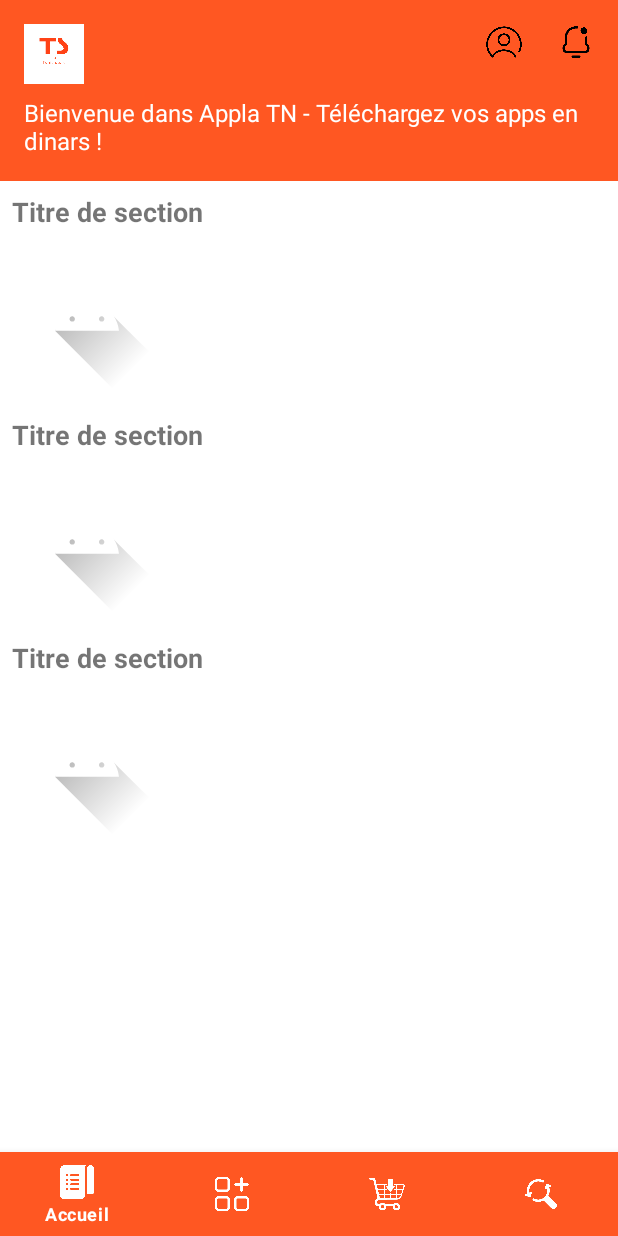
After one commit to theProdBois/frontend, an Android app: the AccueilActivity screen opened directly, with no data from a screen before it, on a phone screen of 412 x 824 dp. The commit adds this screen. Run offline under Robolectric (Android 15) with nearby library versions, the phone set to English and light mode, and no system bars.

Commit message:
Third commit

```diff
--- a/app/src/main/AndroidManifest.xml
+++ b/app/src/main/AndroidManifest.xml
@@ -33,6 +33,7 @@
         <activity android:name=".CompteBienCree" />
         <activity android:name=".ValidationChoixPreference" />
         <activity android:name=".SeConnecter" />
+        <activity android:name=".AccueilActivity" />
 
     </application>
 
--- /dev/null
+++ b/app/src/main/java/tunisStore/app/AccueilActivity.kt
@@ -0,0 +1,81 @@
+package tunisStore.app
+
+import android.content.Intent
+import android.os.Bundle
+import android.widget.ImageView
+import android.widget.LinearLayout
+import android.widget.Toast
+import androidx.appcompat.app.AppCompatActivity
+import com.google.android.material.bottomnavigation.BottomNavigationView
+
+class AccueilActivity : AppCompatActivity() {
+
+    private lateinit var notificationIcon: ImageView
+    private lateinit var profileIcon: ImageView
+    private lateinit var logo: ImageView
+    private lateinit var containerSections: LinearLayout
+    private lateinit var bottomNavigation: BottomNavigationView
+
+    override fun onCreate(savedInstanceState: Bundle?) {
+        super.onCreate(savedInstanceState)
+        setContentView(R.layout.activity_accueil)
+
+        // Références aux vues
+        notificationIcon = findViewById(R.id.notification_icon)
+        profileIcon = findViewById(R.id.profile_icon)
+        logo = findViewById(R.id.logo)
+        containerSections = findViewById(R.id.container_sections)
+        bottomNavigation = findViewById(R.id.bottom_navigation)
+
+        setupListeners()
+        loadFakeSections()
+    }
+
+    private fun setupListeners() {
+        notificationIcon.setOnClickListener {
+            Toast.makeText(this, "Notifications à venir", Toast.LENGTH_SHORT).show()
+            // startActivity(Intent(this, NotificationsActivity::class.java))
+        }
+
+        profileIcon.setOnClickListener {
+            startActivity(Intent(this, SeConnecter::class.java))
+        }
+
+        logo.setOnClickListener {
+            Toast.makeText(this, "Logo cliqué", Toast.LENGTH_SHORT).show()
+        }
+
+        bottomNavigation.setOnItemSelectedListener { item ->
+            when (item.itemId) {
+                R.id.nav_accueil -> {
+                    Toast.makeText(this, "Déjà sur l'accueil", Toast.LENGTH_SHORT).show()
+                    true
+                }
+                R.id.nav_recherche -> {
+                    startActivity(Intent(this, RechercheActivity::class.java))
+                    true
+                }
+                R.id.nav_categories -> {
+                    startActivity(Intent(this, CategoriesActivity::class.java))
+                    true
+                }
+                R.id.nav_achat -> {
+                    startActivity(Intent(this, AchatActivity::class.java))
+                    true
+                }
+                else -> false
+            }
+        }
+    }
+
+    private fun loadFakeSections() {
+        // Exemple de remplissage fictif
+        val sections = listOf("Recommandé", "Populaire", "Nouveautés")
+
+        for (section in sections) {
+            val sectionView = layoutInflater.inflate(R.layout.section_app_horizontal, containerSections, false)
+            // Tu peux passer le titre à la vue si besoin ici
+            containerSections.addView(sectionView)
+        }
+    }
+}
--- /dev/null
+++ b/app/src/main/java/tunisStore/app/AchatActivity.kt
@@ -0,0 +1,5 @@
+package tunisStore.app
+
+class AchatActivity {
+
+}
--- /dev/null
+++ b/app/src/main/java/tunisStore/app/CategoriesActivity.kt
@@ -0,0 +1,5 @@
+package tunisStore.app
+
+class CategoriesActivity {
+
+}
--- /dev/null
+++ b/app/src/main/java/tunisStore/app/RechercheActivity.kt
@@ -0,0 +1,5 @@
+package tunisStore.app
+
+class RechercheActivity {
+
+}
--- a/app/src/main/java/tunisStore/app/SeConnecter.kt
+++ b/app/src/main/java/tunisStore/app/SeConnecter.kt
@@ -8,6 +8,7 @@ import android.widget.Button
 import android.widget.EditText
 import android.widget.ImageView
 import android.widget.TextView
+import android.widget.Toast
 import androidx.appcompat.app.AppCompatActivity
 
 class SeConnecter : AppCompatActivity() {
@@ -26,7 +27,8 @@ class SeConnecter : AppCompatActivity() {
         val btnretour = findViewById<TextView>(R.id.btnRetour)
 
         buttonLogin.setOnClickListener {
-            val intent = Intent(this, ValidationChoixPreference::class.java)
+            Toast.makeText(this, "Bouton cliqué", Toast.LENGTH_SHORT).show()
+            val intent = Intent(this, AccueilActivity::class.java)
             startActivity(intent)
         }
 
--- a/app/src/main/res/layout/activity_accueil.xml
+++ b/app/src/main/res/layout/activity_accueil.xml
@@ -46,7 +46,7 @@
         <TextView
             android:layout_width="wrap_content"
             android:layout_height="wrap_content"
-            android:text="Bienvenue dans Appla TN - Téléchargez vos apps en dinars !"
+            android:text="@string/bienvenue_dans_appla_tn_t_l_chargez_vos_apps_en_dinars"
             android:textColor="@android:color/white"
             android:textSize="16sp"
             android:layout_marginTop="8dp" />
@@ -58,9 +58,10 @@
         android:layout_width="match_parent"
         android:layout_height="match_parent"
         android:layout_above="@id/bottom_navigation"
-        android:layout_below="@id/header">
+        android:layout_below="@id/header"
+        android:contentDescription="Contenu de l'accueil, faites défiler pour voir les sections disponibles">
 
-        <LinearLayout
+    <LinearLayout
             android:layout_width="match_parent"
             android:layout_height="wrap_content"
             android:orientation="vertical"
--- /dev/null
+++ b/app/src/main/res/layout/section_app_horizontal.xml
@@ -0,0 +1,34 @@
+<?xml version="1.0" encoding="utf-8"?>
+<LinearLayout xmlns:android="http://schemas.android.com/apk/res/android"
+    android:orientation="vertical"
+    android:layout_width="match_parent"
+    android:layout_height="wrap_content"
+    android:padding="8dp">
+
+    <TextView
+        android:layout_width="wrap_content"
+        android:layout_height="wrap_content"
+        android:text="Titre de section"
+        android:textSize="18sp"
+        android:textStyle="bold" />
+
+    <HorizontalScrollView
+        android:layout_width="match_parent"
+        android:layout_height="wrap_content"
+        android:paddingTop="8dp">
+
+        <LinearLayout
+            android:layout_width="wrap_content"
+            android:layout_height="wrap_content"
+            android:orientation="horizontal">
+
+            <!-- Placeholder: à remplacer par une liste dynamique -->
+            <ImageView
+                android:layout_width="100dp"
+                android:layout_height="100dp"
+                android:src="@drawable/ic_launcher_foreground"
+                android:layout_marginEnd="8dp" />
+
+        </LinearLayout>
+    </HorizontalScrollView>
+</LinearLayout>
--- a/app/src/main/res/menu/bottom_nav_menu.xml
+++ b/app/src/main/res/menu/bottom_nav_menu.xml
@@ -1,14 +1,20 @@
 <menu xmlns:android="http://schemas.android.com/apk/res/android">
-    <item android:id="@+id/nav_apps"
+    <item
+        android:id="@+id/nav_accueil"
         android:icon="@drawable/ic_apps"
-        android:title="Mes Apps"/>
-    <item android:id="@+id/nav_categories"
+        android:title="Accueil" />
+
+    <item
+        android:id="@+id/nav_categories"
         android:icon="@drawable/ic_categories"
-        android:title="Catégories"/>
-    <item android:id="@+id/nav_panier"
+        android:title="Catégories" />
+    <item
+        android:id="@+id/nav_achat"
         android:icon="@drawable/ic_panier"
-        android:title="Panier"/>
-    <item android:id="@+id/nav_recherche"
+        android:title="Profil" />
+
+    <item
+        android:id="@+id/nav_recherche"
         android:icon="@drawable/ic_search"
-        android:title="Recherche"/>
+        android:title="Recherche" />
 </menu>
--- a/app/src/main/res/values/strings.xml
+++ b/app/src/main/res/values/strings.xml
@@ -1,4 +1,5 @@
 <resources>
     <string name="app_name">Tunis Store</string>
     <string name="nom_app">Nom App</string>
+    <string name="bienvenue_dans_appla_tn_t_l_chargez_vos_apps_en_dinars">Bienvenue dans Appla TN - Téléchargez vos apps en dinars !</string>
 </resources>
```
